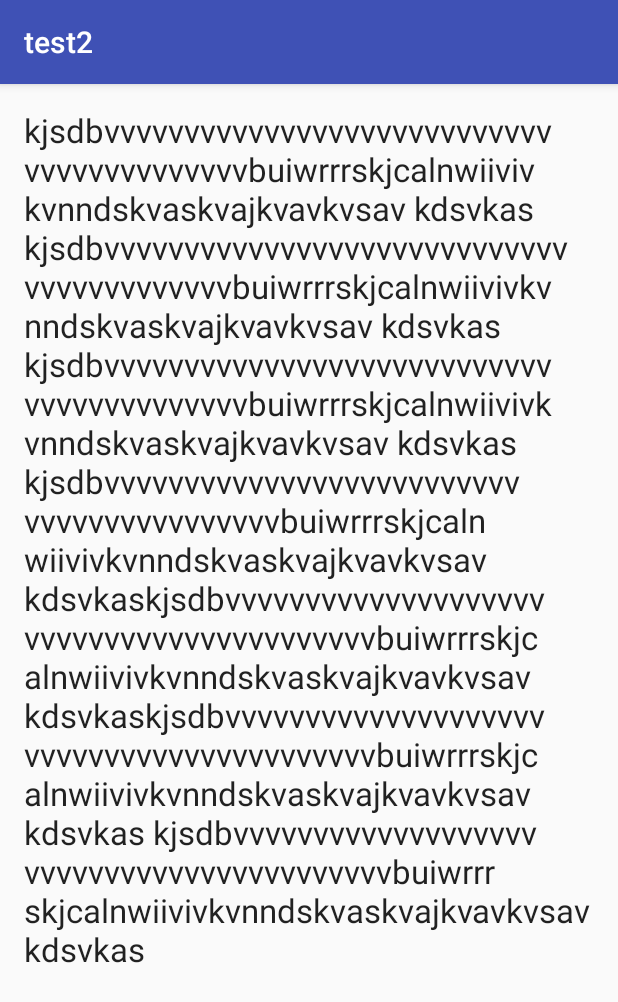
After one commit to patiltejas24/Android_app, an Android app: the Gestures screen opened directly, with no data from a screen before it, on a phone screen of 412 x 824 dp. The commit adds this screen. Shown: the top 1002 px of the screen. Run offline under Robolectric (Android 15) with nearby library versions, the phone set to English and light mode, and no system bars.

Commit message:
added gestures example

```diff
--- a/app/src/main/AndroidManifest.xml
+++ b/app/src/main/AndroidManifest.xml
@@ -15,7 +15,8 @@
                 <category android:name="android.intent.category.LAUNCHER" />
             </intent-filter>
         </activity>
-        <activity android:name=".BlocksOnScreen"></activity>
+        <activity android:name=".BlocksOnScreen" />
+        <activity android:name=".Gestures"></activity>
     </application>
 
 </manifest>
--- /dev/null
+++ b/app/src/main/java/com/example/kali/test2/Gestures.java
@@ -0,0 +1,100 @@
+package com.example.kali.test2;
+
+import android.support.v7.app.AppCompatActivity;
+import android.os.Bundle;
+import android.view.GestureDetector;
+import android.view.MotionEvent;
+import android.widget.TextView;
+import android.support.v4.view.GestureDetectorCompat;
+
+
+public class Gestures extends AppCompatActivity implements GestureDetector.OnGestureListener,
+        GestureDetector.OnDoubleTapListener
+{
+
+    private TextView text_box;
+    private GestureDetectorCompat gestureDetector ;
+
+
+
+
+    @Override
+    protected void onCreate(Bundle savedInstanceState) {
+        super.onCreate(savedInstanceState);
+        setContentView(R.layout.activity_gestures);
+
+        text_box = (TextView) findViewById(R.id.text_box);
+
+        //object from GestureDetectorCompact to detect gesture
+        this.gestureDetector = new GestureDetectorCompat(this,this);
+        gestureDetector.setOnDoubleTapListener(this);
+
+    }
+
+    @Override
+    public boolean onSingleTapConfirmed(MotionEvent motionEvent) {
+        text_box.setText("onSingleTapConfirmed");
+        return true;
+    }
+
+    @Override
+    public boolean onDoubleTap(MotionEvent motionEvent) {
+        text_box.setText("onDoubleTap");
+        return true;
+    }
+
+    @Override
+    public boolean onDoubleTapEvent(MotionEvent motionEvent) {
+        text_box.setText("onDoubleTapEvent");
+        return true;
+    }
+
+    @Override
+    public boolean onDown(MotionEvent motionEvent) {
+
+        text_box.setText("onDown");
+        return true;
+    }
+
+    @Override
+    public void onShowPress(MotionEvent motionEvent) {
+
+        text_box.setText("onShowPress");
+
+
+    }
+
+    @Override
+    public boolean onSingleTapUp(MotionEvent motionEvent) {
+
+        text_box.setText("onSingleTapUp");
+        return true;
+    }
+
+    @Override
+    public boolean onScroll(MotionEvent motionEvent, MotionEvent motionEvent1, float v, float v1) {
+
+        text_box.setText("onScroll");
+        return true;
+    }
+
+    @Override
+    public void onLongPress(MotionEvent motionEvent) {
+
+        text_box.setText("onLongPress");
+
+    }
+
+    @Override
+    public boolean onFling(MotionEvent motionEvent, MotionEvent motionEvent1, float v, float v1) {
+
+        text_box.setText("onFling");
+        return true;
+    }
+
+    @Override
+    public boolean onTouchEvent(MotionEvent event) {
+        this.gestureDetector.onTouchEvent(event);
+        return super.onTouchEvent(event);
+    }
+}
--- /dev/null
+++ b/app/src/main/res/layout/activity_gestures.xml
@@ -0,0 +1,20 @@
+<?xml version="1.0" encoding="utf-8"?>
+<RelativeLayout xmlns:android="http://schemas.android.com/apk/res/android"
+    xmlns:tools="http://schemas.android.com/tools"
+    android:layout_width="match_parent"
+    android:layout_height="match_parent"
+    android:paddingBottom="@dimen/activity_vertical_margin"
+    android:paddingLeft="@dimen/activity_horizontal_margin"
+    android:paddingRight="@dimen/activity_horizontal_margin"
+    android:paddingTop="@dimen/activity_vertical_margin"
+    tools:context="com.example.kali.test2.Gestures">
+
+    <TextView
+        android:layout_width="wrap_content"
+        android:layout_height="wrap_content"
+        android:textAppearance="?android:attr/textAppearanceLarge"
+        android:id="@+id/text_box"
+        android:layout_alignParentTop="true"
+        android:layout_centerHorizontal="true"
+        android:text="@string/long_text"/>
+</RelativeLayout>
--- a/app/src/main/res/layout/activity_main.xml
+++ b/app/src/main/res/layout/activity_main.xml
@@ -82,4 +82,10 @@
         android:layout_height="wrap_content"
         android:text="change text 2 "
         android:id="@+id/change_text_button_two" />
+
+    <Button
+        android:layout_width="wrap_content"
+        android:layout_height="wrap_content"
+        android:text="Gesture"
+        android:id="@+id/gesture_button" />
 </LinearLayout>
--- a/app/src/main/res/values/strings.xml
+++ b/app/src/main/res/values/strings.xml
@@ -1,3 +1,10 @@
 <resources>
     <string name="app_name">test2</string>
+    <string name="long_text">kjsdbvvvvvvvvvvvvvvvvvvvvvvvvvvvvvvvvvvvvvvvvvvbuiwrrrskjcalnwiivivkvnndskvaskvajkvavkvsav kdsvkas
+    kjsdbvvvvvvvvvvvvvvvvvvvvvvvvvvvvvvvvvvvvvvvvvvbuiwrrrskjcalnwiivivkvnndskvaskvajkvavkvsav kdsvkas
+    kjsdbvvvvvvvvvvvvvvvvvvvvvvvvvvvvvvvvvvvvvvvvvvbuiwrrrskjcalnwiivivkvnndskvaskvajkvavkvsav kdsvkas
+    kjsdbvvvvvvvvvvvvvvvvvvvvvvvvvvvvvvvvvvvvvvvvvvbuiwrrrskjcalnwiivivkvnndskvaskvajkvavkvsav kdsvkaskjsdbvvvvvvvvvvvvvvvvvvvvvvvvvvvvvvvvvvvvvvvvvvbuiwrrrskjcalnwiivivkvnndskvaskvajkvavkvsav kdsvkaskjsdbvvvvvvvvvvvvvvvvvvvvvvvvvvvvvvvvvvvvvvvvvvbuiwrrrskjcalnwiivivkvnndskvaskvajkvavkvsav kdsvkas
+        kjsdbvvvvvvvvvvvvvvvvvvvvvvvvvvvvvvvvvvvvvvvvvvbuiwrrrskjcalnwiivivkvnndskvaskvajkvavkvsav kdsvkas
+
+    </string>
 </resources>
```
Also changed, not shown: app/src/main/java/com/example/kali/test2/MainActivity.java (+15 -1 lines).
